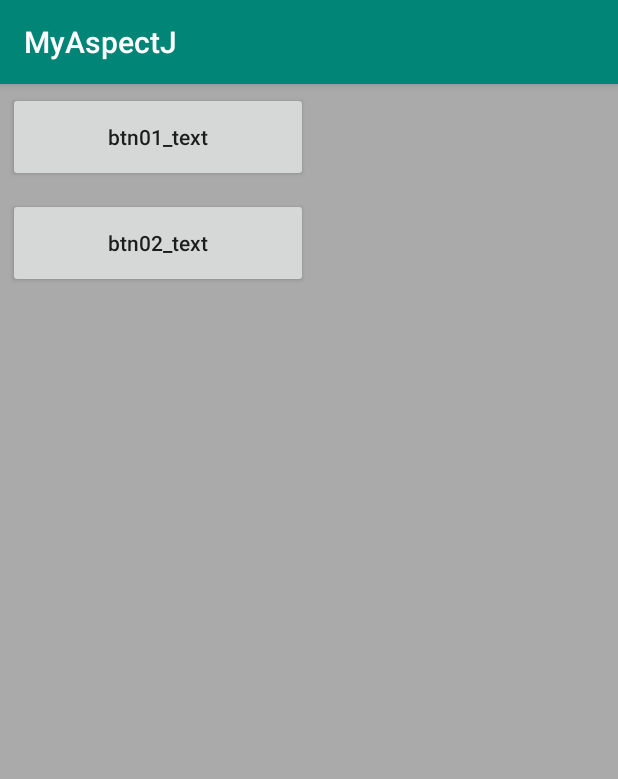
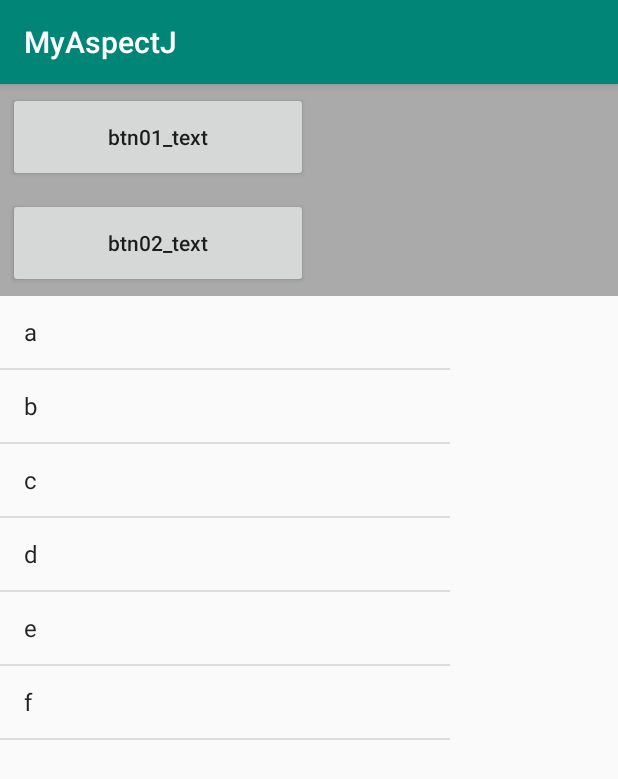
Before and after one commit to yangxume/MyAspectJ, an Android app: the screen it shows after launch (MainActivity), on a phone screen of 412 x 824 dp. Shown: the top 779 px of the screen. Run offline under Robolectric (Android 15) with nearby library versions, the phone set to English and light mode, and no system bars.

Commit message:
【refactor】
监听view 点击，获取id

监听列表item  view 点击，获取item view id

```diff
--- a/app/build.gradle
+++ b/app/build.gradle
@@ -42,6 +42,8 @@ dependencies {
     androidTestImplementation 'com.android.support.test.espresso:espresso-core:3.0.2'
 
     implementation 'org.aspectj:aspectjrt:1.8.13'
+
+    implementation 'com.android.support:recyclerview-v7:28.0.0'
 
     implementation project(':lib_gintonic')
 }
--- a/app/src/main/java/k/xy/myaspectj/MainActivity.java
+++ b/app/src/main/java/k/xy/myaspectj/MainActivity.java
@@ -5,15 +5,18 @@ import android.support.annotation.Nullable;
 import android.support.v7.app.AppCompatActivity;
 import android.util.Log;
 import android.view.View;
-import android.widget.Button;
-import android.widget.LinearLayout;
+import android.widget.*;
 
-public class MainActivity extends AppCompatActivity implements View.OnClickListener {
+public class MainActivity extends AppCompatActivity
+        implements View.OnClickListener ,AdapterView.OnItemClickListener {
 
     private static final String TAG = MainActivity.class.getSimpleName();
     private LinearLayout ll_main;
     private Button btn01;
     private Button btn02;
+    private ListView listview;
+
+    View view;
 
     @Override
     protected void onCreate(@Nullable Bundle savedInstanceState) {
@@ -26,6 +29,15 @@ public class MainActivity extends AppCompatActivity implements View.OnClickListe
         btn02 = findViewById(R.id.btn02);
         btn01.setOnClickListener(this);
         btn02.setOnClickListener(this);
+
+        listview = findViewById(R.id.listview);
+        listview.setOnItemClickListener(this);
+
+        listview.setAdapter(
+                new ArrayAdapter<String>(this,
+                        android.R.layout.simple_list_item_1,
+                        new String []{"a","b","c","d","e","f"}));
+
     }
 
     @Override
@@ -72,4 +84,12 @@ public class MainActivity extends AppCompatActivity implements View.OnClickListe
         }
 
     }
+
+    @Override
+    public void onItemClick(AdapterView<?> parent, View view, int position, long id) {
+
+
+
+
+    }
 }
--- a/app/src/main/res/layout/activity_main.xml
+++ b/app/src/main/res/layout/activity_main.xml
@@ -22,7 +22,7 @@
             app:layout_constraintBottom_toTopOf="@+id/sample_text"
             android:layout_width="match_parent"
             android:background="@android:color/darker_gray"
-            android:layout_height="match_parent">
+            android:layout_height="wrap_content">
 
         <Button
                 android:id="@+id/btn01"
@@ -42,4 +42,10 @@
 
     </LinearLayout>
 
+    <ListView
+            android:id="@+id/listview"
+            android:layout_width="300dp"
+            android:layout_height="600dp"/>
+
+
 </LinearLayout>
```
Also changed, not shown: lib_gintonic/src/main/java/k/xy/lib_gintonic/TraceActivityMethod.java (+50 -11 lines), lib_gintonic/src/main/java/k/xy/lib_gintonic/TraceViewClick.java (+91 -0 lines).
